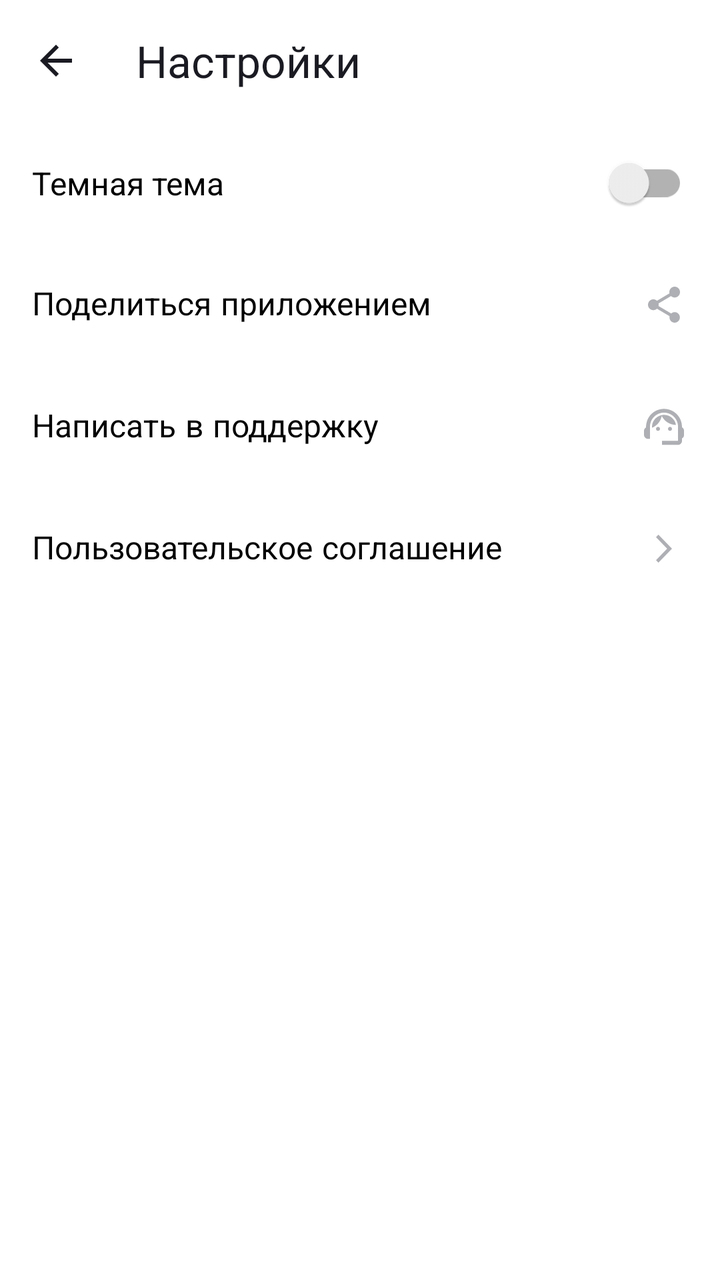
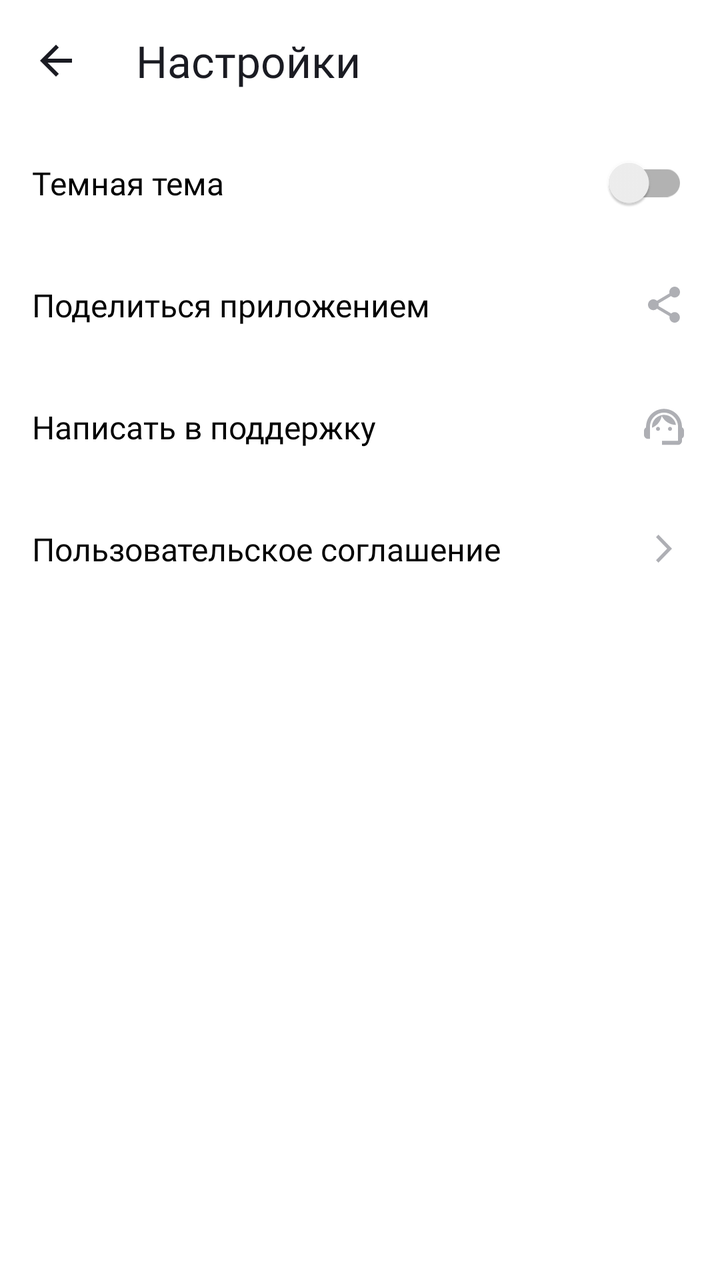

Compare the two renders of this Android layout. The source of the first and the diff that turns it into the second are given below.
<!-- AndroidManifest.xml: application theme Theme.MaterialComponents.DayNight.NoActionBar -->
<!-- res/layout/activity_settings.xml -->
<?xml version="1.0" encoding="utf-8"?>
<LinearLayout xmlns:android="http://schemas.android.com/apk/res/android"
    xmlns:app="http://schemas.android.com/apk/res-auto"
    android:id="@+id/settings"
    android:layout_width="match_parent"
    android:layout_height="match_parent"
    android:orientation="vertical"
    android:background="@color/white">


    <LinearLayout
        android:layout_width="match_parent"
        android:layout_height="@dimen/settings_button_height"
        android:orientation="horizontal">

        <Button
            android:id="@+id/back_button"
            style="@style/Widget.MaterialComponents.Button.TextButton"
            android:paddingStart="@dimen/settings_button_padding"
            android:paddingEnd="@dimen/settings_button_padding"
            android:layout_width="56dp"
            android:layout_height="match_parent"
            android:backgroundTint="@color/white"
            android:gravity="center"
            android:insetTop="0dp"
            android:insetBottom="0dp"
            app:icon="@drawable/arrow_back"
            app:iconPadding="12dp"
            app:iconTint="@color/YP_Black" />

        <TextView
            android:layout_width="wrap_content"
            android:layout_height="match_parent"
            android:text="@string/settings_button"
            android:textColor="@color/YP_Black"
            android:textSize="@dimen/main_button_text"
            android:textAllCaps="false"
            android:gravity="center"
            android:padding="12dp"
            android:letterSpacing="0"/>

    </LinearLayout>

    <LinearLayout
        android:layout_width="match_parent"
        android:layout_height="@dimen/settings_button_height"
        android:orientation="horizontal"
        android:paddingHorizontal="16dp">

        <TextView
            android:layout_width="0dp"
            android:layout_height="wrap_content"
            android:layout_weight="1"
            android:text="@string/dark_theme"
            android:textSize="@dimen/settings_text"
            android:textColor="@color/black"
            android:layout_gravity="center"
            android:letterSpacing="0"/>

        <androidx.appcompat.widget.SwitchCompat
            android:layout_width="wrap_content"
            android:layout_height="wrap_content"
            android:layout_gravity="center"/>

    </LinearLayout>

    <Button
        android:id="@+id/share_button"
        style="@style/Widget.MaterialComponents.Button.TextButton"
        android:paddingStart="@dimen/settings_button_padding"
        android:paddingEnd="@dimen/settings_button_padding"
        android:layout_width="match_parent"
        android:layout_height="@dimen/settings_button_height"
        android:text="@string/share_app"
        android:textSize="@dimen/settings_text"
        android:textColor="@color/black"
        android:backgroundTint="@color/white"
        android:textAlignment="textStart"
        android:textAllCaps="false"
        app:icon="@drawable/share"
        app:iconGravity="end"
        app:iconTint="@color/YP_Text_Grey"
        android:fontFamily="sans-serif-smallcaps"
        android:insetTop="0dp"
        android:insetBottom="0dp"
        android:letterSpacing="0"/>

    <Button
        android:id="@+id/support_button"
        style="@style/Widget.MaterialComponents.Button.TextButton"
        android:paddingStart="@dimen/settings_button_padding"
        android:paddingEnd="@dimen/settings_button_padding"
        android:layout_width="match_parent"
        android:layout_height="@dimen/settings_button_height"
        android:text="@string/support"
        android:textSize="@dimen/settings_text"
        android:textColor="@color/black"
        android:backgroundTint="@color/white"
        android:textAlignment="textStart"
        android:textAllCaps="false"
        app:icon="@drawable/support"
        app:iconGravity="end"
        app:iconTint="@color/YP_Text_Grey"
        android:fontFamily="sans-serif-smallcaps"
        android:insetTop="0dp"
        android:insetBottom="0dp"
        android:letterSpacing="0"/>

    <Button
        android:id="@+id/user_agreement_button"
        style="@style/Widget.MaterialComponents.Button.TextButton"
        android:paddingStart="@dimen/settings_button_padding"
        android:paddingEnd="@dimen/settings_button_padding"
        android:layout_width="match_parent"
        android:layout_height="@dimen/settings_button_height"
        android:text="@string/user_agreement"
        android:textSize="@dimen/settings_text"
        android:textColor="@color/black"
        android:backgroundTint="@color/white"
        android:textAlignment="textStart"
        android:textAllCaps="false"
        app:icon="@drawable/arrow_forward"
        app:iconGravity="end"
        app:iconTint="@color/YP_Text_Grey"
        android:fontFamily="sans-serif-smallcaps"
        android:insetTop="0dp"
        android:insetBottom="0dp"
        android:letterSpacing="0"/>

</LinearLayout>
<!-- resources referenced by this layout -->
<resources>
  <color name="YP_Black">#1A1B22</color>
  <color name="YP_Text_Grey">#AEAFB4</color>
  <color name="black">#FF000000</color>
  <color name="white">#FFFFFFFF</color>
  <dimen name="main_button_text">22sp</dimen>
  <dimen name="settings_button_height">61dp</dimen>
  <dimen name="settings_button_padding">16dp</dimen>
  <dimen name="settings_text">16sp</dimen>
  <!-- drawable arrow_forward (drawable) -->
  <vector xmlns:android="http://schemas.android.com/apk/res/android"
      android:width="24dp"
      android:height="24dp"
      android:viewportWidth="24"
      android:viewportHeight="24">
    <path
        android:pathData="M8,17.749L9.213,19L16,12L9.213,5L8,6.252L13.573,12L8,17.749Z"
        android:fillColor="#AEAFB4"/>
  </vector>
  <string name="dark_theme">Темная тема</string>
  <string name="settings_button">Настройки</string>
  <string name="share_app">Поделиться приложением</string>
  <string name="support">Написать в поддержку</string>
  <string name="user_agreement">Пользовательское соглашение</string>
  <!-- unchanged entries left out for length: 3 -->
</resources>

<!-- the commit's change to res/layout/activity_settings.xml (unified diff, before → after) -->
@@ -5,7 +5,7 @@
     android:layout_width="match_parent"
     android:layout_height="match_parent"
     android:orientation="vertical"
-    android:background="@color/white">
+    android:background="@color/settings_background">
 
 
     <LinearLayout
@@ -13,31 +13,13 @@
         android:layout_height="@dimen/settings_button_height"
         android:orientation="horizontal">
 
-        <Button
+        <com.google.android.material.button.MaterialButton
             android:id="@+id/back_button"
-            style="@style/Widget.MaterialComponents.Button.TextButton"
-            android:paddingStart="@dimen/settings_button_padding"
-            android:paddingEnd="@dimen/settings_button_padding"
-            android:layout_width="56dp"
-            android:layout_height="match_parent"
-            android:backgroundTint="@color/white"
-            android:gravity="center"
-            android:insetTop="0dp"
-            android:insetBottom="0dp"
-            app:icon="@drawable/arrow_back"
-            app:iconPadding="12dp"
-            app:iconTint="@color/YP_Black" />
+            style="@style/BackButton"/>
 
         <TextView
-            android:layout_width="wrap_content"
-            android:layout_height="match_parent"
             android:text="@string/settings_button"
-            android:textColor="@color/YP_Black"
-            android:textSize="@dimen/main_button_text"
-            android:textAllCaps="false"
-            android:gravity="center"
-            android:padding="12dp"
-            android:letterSpacing="0"/>
+            style="@style/BackButtonTitle"/>
 
     </LinearLayout>
 
@@ -53,9 +35,11 @@
             android:layout_weight="1"
             android:text="@string/dark_theme"
             android:textSize="@dimen/settings_text"
-            android:textColor="@color/black"
+            android:textColor="@color/settings_text"
             android:layout_gravity="center"
-            android:letterSpacing="0"/>
+            android:letterSpacing="0"
+            android:fontFamily="@font/ys_display_regular"
+            android:textFontWeight="400"/>
 
         <androidx.appcompat.widget.SwitchCompat
             android:layout_width="wrap_content"
@@ -64,67 +48,22 @@
 
     </LinearLayout>
 
-    <Button
+    <com.google.android.material.button.MaterialButton
         android:id="@+id/share_button"
-        style="@style/Widget.MaterialComponents.Button.TextButton"
-        android:paddingStart="@dimen/settings_button_padding"
-        android:paddingEnd="@dimen/settings_button_padding"
-        android:layout_width="match_parent"
-        android:layout_height="@dimen/settings_button_height"
         android:text="@string/share_app"
-        android:textSize="@dimen/settings_text"
-        android:textColor="@color/black"
-        android:backgroundTint="@color/white"
-        android:textAlignment="textStart"
-        android:textAllCaps="false"
         app:icon="@drawable/share"
-        app:iconGravity="end"
-        app:iconTint="@color/YP_Text_Grey"
-        android:fontFamily="sans-serif-smallcaps"
-        android:insetTop="0dp"
-        android:insetBottom="0dp"
-        android:letterSpacing="0"/>
+        style="@style/SettingsButtonStyle"/>
 
-    <Button
+    <com.google.android.material.button.MaterialButton
         android:id="@+id/support_button"
-        style="@style/Widget.MaterialComponents.Button.TextButton"
-        android:paddingStart="@dimen/settings_button_padding"
-        android:paddingEnd="@dimen/settings_button_padding"
-        android:layout_width="match_parent"
-        android:layout_height="@dimen/settings_button_height"
         android:text="@string/support"
-        android:textSize="@dimen/settings_text"
-        android:textColor="@color/black"
-        android:backgroundTint="@color/white"
-        android:textAlignment="textStart"
-        android:textAllCaps="false"
         app:icon="@drawable/support"
-        app:iconGravity="end"
-        app:iconTint="@color/YP_Text_Grey"
-        android:fontFamily="sans-serif-smallcaps"
-        android:insetTop="0dp"
-        android:insetBottom="0dp"
-        android:letterSpacing="0"/>
+        style="@style/SettingsButtonStyle"/>
 
-    <Button
+    <com.google.android.material.button.MaterialButton
         android:id="@+id/user_agreement_button"
-        style="@style/Widget.MaterialComponents.Button.TextButton"
-        android:paddingStart="@dimen/settings_button_padding"
-        android:paddingEnd="@dimen/settings_button_padding"
-        android:layout_width="match_parent"
-        android:layout_height="@dimen/settings_button_height"
         android:text="@string/user_agreement"
-        android:textSize="@dimen/settings_text"
-        android:textColor="@color/black"
-        android:backgroundTint="@color/white"
-        android:textAlignment="textStart"
-        android:textAllCaps="false"
         app:icon="@drawable/arrow_forward"
-        app:iconGravity="end"
-        app:iconTint="@color/YP_Text_Grey"
-        android:fontFamily="sans-serif-smallcaps"
-        android:insetTop="0dp"
-        android:insetBottom="0dp"
-        android:letterSpacing="0"/>
+        style="@style/SettingsButtonStyle"/>
 
 </LinearLayout>
<!-- resource entries referenced after the edit -->
@@ -1,12 +1,13 @@
 <!-- resources referenced by this layout -->
 <resources>
-  <color name="YP_Black">#1A1B22</color>
-  <color name="YP_Text_Grey">#AEAFB4</color>
-  <color name="black">#FF000000</color>
-  <color name="white">#FFFFFFFF</color>
+  <color name="settings_background">#FFFFFFFF</color>
+  <color name="settings_text">#FF000000</color>
   <dimen name="main_button_text">22sp</dimen>
+  <dimen name="back_button_padding">12dp</dimen>
+  <color name="settings_icon">#AEAFB4</color>
   <dimen name="settings_button_height">61dp</dimen>
   <dimen name="settings_button_padding">16dp</dimen>
+  <color name="settings_title_text">#1A1B22</color>
   <dimen name="settings_text">16sp</dimen>
   <!-- drawable arrow_forward (drawable) -->
   <vector xmlns:android="http://schemas.android.com/apk/res/android"
@@ -23,6 +24,50 @@
   <string name="share_app">Поделиться приложением</string>
   <string name="support">Написать в поддержку</string>
   <string name="user_agreement">Пользовательское соглашение</string>
+  <style name="BackButton" parent="@style/Widget.MaterialComponents.Button.TextButton">
+          <item name="android:layout_width">@dimen/back_button</item>
+          <item name="android:layout_height">match_parent</item>
+          <item name="android:paddingStart">@dimen/settings_button_padding</item>
+          <item name="android:paddingEnd">@dimen/settings_button_padding</item>
+          <item name="android:backgroundTint">@color/settings_background</item>
+          <item name="android:insetTop">0dp</item>
+          <item name="android:insetBottom">0dp</item>
+          <item name="iconGravity">textStart</item>
+          <item name="iconPadding">0dp</item>
+          <item name="iconTint">@color/settings_title_text</item>
+          <item name="icon">@drawable/arrow_back</item>
+      </style>
+  <style name="BackButtonTitle">
+          <item name="android:layout_width">wrap_content</item>
+          <item name="android:layout_height">match_parent</item>
+          <item name="android:textColor">@color/settings_title_text</item>
+          <item name="android:textSize">@dimen/main_button_text</item>
+          <item name="android:textAllCaps">false</item>
+          <item name="android:gravity">center</item>
+          <item name="android:padding">@dimen/back_button_padding</item>
+          <item name="android:letterSpacing">0</item>
+          <item name="android:fontFamily">@font/ys_display_medium</item>
+          <item name="android:textFontWeight">500</item>
+      </style>
+  <style name="SettingsButtonStyle" parent="Widget.MaterialComponents.Button.TextButton">
+          <item name="android:paddingStart">@dimen/settings_button_padding</item>
+          <item name="android:paddingEnd">@dimen/settings_button_padding</item>
+          <item name="android:layout_width">match_parent</item>
+          <item name="android:layout_height">@dimen/settings_button_height</item>
+          <item name="android:textSize">@dimen/settings_text</item>
+          <item name="android:textColor">@color/settings_text</item>
+          <item name="android:backgroundTint">@color/settings_background</item>
+          <item name="android:textAlignment">textStart</item>
+          <item name="android:textAllCaps">false</item>
+          <item name="iconGravity">end</item>
+          <item name="iconTint">@color/settings_icon</item>
+          <item name="android:insetTop">0dp</item>
+          <item name="android:insetBottom">0dp</item>
+          <item name="android:letterSpacing">0</item>
+          <item name="android:fontFamily">@font/ys_display_regular</item>
+          <item name="android:fontWeight">400</item>
+      </style>
+  <dimen name="back_button">56dp</dimen>
   <!-- unchanged entries left out for length: 3 -->
 </resources>
 
